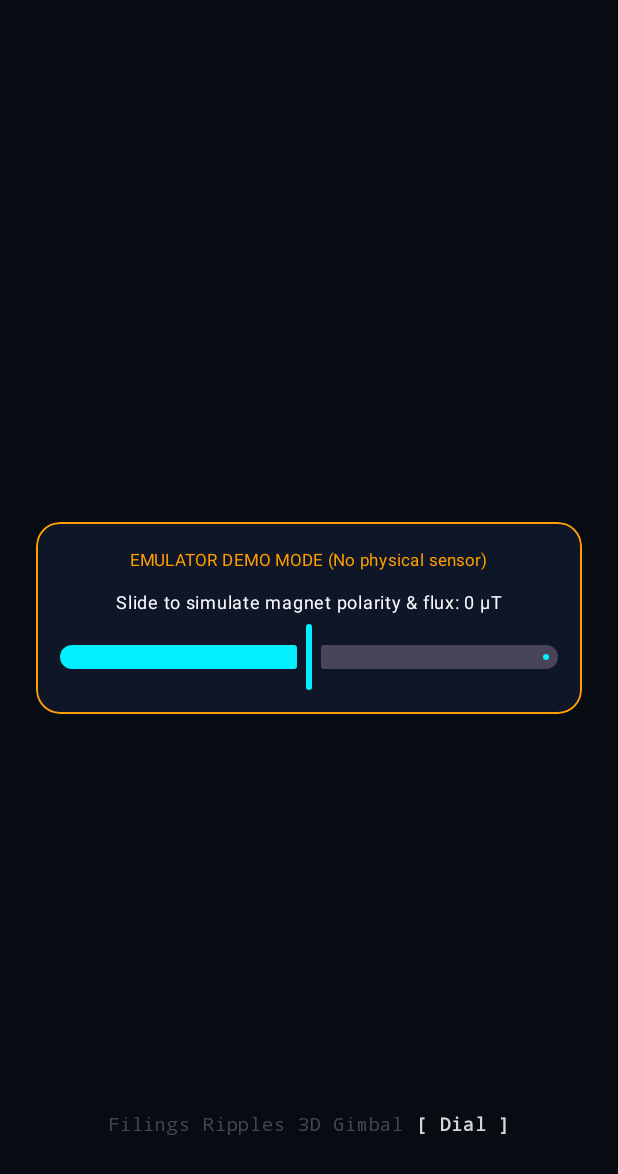
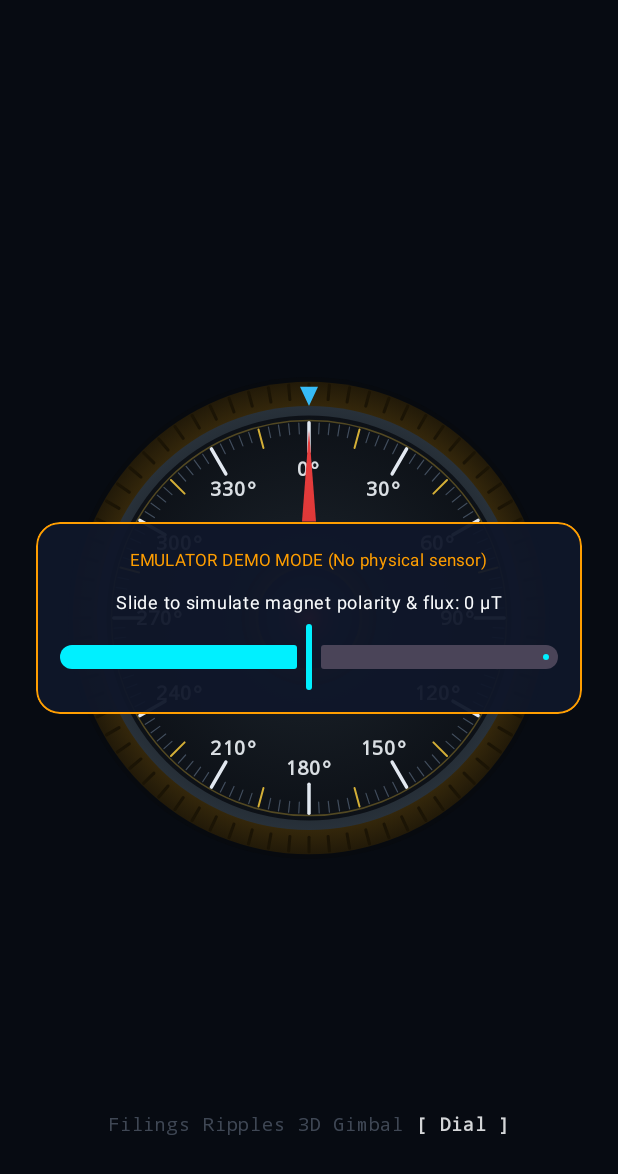
Before and after one commit to PrashantNaikHC/MagnIn, an Android app built with Jetpack Compose: the screen it shows after launch (MainActivity), after a tap on "Dial", on a phone screen of 412 x 824 dp. Shown: the top 1174 px of the screen. Run offline under Robolectric (Android 15) with nearby library versions, the phone set to English and light mode, and no system bars.

Commit message:
feat: add retro dial with audio/haptic tick feedback & minimalist split-color logo

```diff
--- a/app/src/main/java/com/magnet/id/ui/playground/MagneticPlaygroundScreen.kt
+++ b/app/src/main/java/com/magnet/id/ui/playground/MagneticPlaygroundScreen.kt
@@ -35,6 +35,7 @@ import com.magnet.id.ui.calibration.SensorCalibrationSheet
 import com.magnet.id.ui.playground.canvas.MagneticFieldCanvas
 import com.magnet.id.ui.playground.canvas.PlaygroundMode
 import com.magnet.id.ui.playground.components.MagneticHudOverlay
+import com.magnet.id.ui.playground.components.RetroDialView
 import com.magnet.id.ui.theme.DarkBackground
 import com.magnet.id.ui.theme.DarkSurface
 import com.magnet.id.ui.theme.NorthPoleCyan
@@ -102,6 +103,14 @@ fun MagneticPlaygroundScreen(
                 viewModel.snapToSensor(widthPx, heightPx)
             }
         )
+
+        // Retro Mechanical Dial for DIAL mode
+        if (selectedMode == PlaygroundMode.DIAL) {
+            RetroDialView(
+                reading = netReading,
+                constraint = kinematicConstraint
+            )
+        }
 
         // Superimposed telemetry HUD and controls
         MagneticHudOverlay(
--- /dev/null
+++ b/app/src/main/java/com/magnet/id/ui/playground/components/RetroDialView.kt
@@ -0,0 +1,419 @@
+package com.magnet.id.ui.playground.components
+
+import android.content.Context
+import android.media.AudioManager
+import android.os.Build
+import android.os.VibrationEffect
+import android.os.Vibrator
+import android.os.VibratorManager
+import android.view.SoundEffectConstants
+import androidx.compose.animation.core.Animatable
+import androidx.compose.animation.core.Spring
+import androidx.compose.animation.core.spring
+import androidx.compose.foundation.Canvas
+import androidx.compose.foundation.gestures.detectDragGestures
+import androidx.compose.foundation.layout.Box
+import androidx.compose.foundation.layout.BoxWithConstraints
+import androidx.compose.foundation.layout.fillMaxSize
+import androidx.compose.foundation.layout.size
+import androidx.compose.runtime.Composable
+import androidx.compose.runtime.DisposableEffect
+import androidx.compose.runtime.LaunchedEffect
+import androidx.compose.runtime.getValue
+import androidx.compose.runtime.mutableFloatStateOf
+import androidx.compose.runtime.mutableIntStateOf
+import androidx.compose.runtime.mutableLongStateOf
+import androidx.compose.runtime.remember
+import androidx.compose.runtime.rememberCoroutineScope
+import androidx.compose.runtime.setValue
+import androidx.compose.ui.Alignment
+import androidx.compose.ui.Modifier
+import androidx.compose.ui.geometry.Offset
+import androidx.compose.ui.graphics.Brush
+import androidx.compose.ui.graphics.Color
+import androidx.compose.ui.graphics.Path
+import androidx.compose.ui.graphics.PointMode
+import androidx.compose.ui.graphics.StrokeCap
+import androidx.compose.ui.graphics.drawscope.DrawScope
+import androidx.compose.ui.graphics.drawscope.Fill
+import androidx.compose.ui.graphics.drawscope.Stroke
+import androidx.compose.ui.graphics.drawscope.rotate
+import androidx.compose.ui.graphics.nativeCanvas
+import androidx.compose.ui.input.pointer.pointerInput
+import androidx.compose.ui.platform.LocalContext
+import androidx.compose.ui.platform.LocalView
+import androidx.compose.ui.unit.dp
+import com.magnet.id.data.model.KinematicConstraint
+import com.magnet.id.data.model.MagneticReading
+import kotlinx.coroutines.launch
+import kotlin.math.PI
+import kotlin.math.abs
+import kotlin.math.atan2
+import kotlin.math.cos
+import kotlin.math.min
+import kotlin.math.roundToInt
+import kotlin.math.sin
+
+/**
+ * High-precision Retro-Themed Rotational Dial Component.
+ * Responds to magnetic precession angle and provides mechanical audio & haptic tick feedback on degree transitions.
+ */
+@Composable
+fun RetroDialView(
+    reading: MagneticReading,
+    constraint: KinematicConstraint = KinematicConstraint.DIAL,
+    modifier: Modifier = Modifier
+) {
+    val context = LocalContext.current
+    val view = LocalView.current
+    val scope = rememberCoroutineScope()
+
+    // Haptics & Audio Controllers
+    val audioManager = remember { context.getSystemService(Context.AUDIO_SERVICE) as? AudioManager }
+    val vibrator: Vibrator? = remember {
+        if (Build.VERSION.SDK_INT >= Build.VERSION_CODES.S) {
+            val vm = context.getSystemService(Context.VIBRATOR_MANAGER_SERVICE) as? VibratorManager
+            vm?.defaultVibrator
+        } else {
+            @Suppress("DEPRECATION")
+            context.getSystemService(Context.VIBRATOR_SERVICE) as? Vibrator
+        }
+    }
+
+    var currentAngleDeg by remember { mutableFloatStateOf(0f) }
+    var lastTickAngle by remember { mutableIntStateOf(0) }
+    var lastTickTimestamp by remember { mutableLongStateOf(0L) }
+
+    // Sound & Haptic Tick Player (throttled to avoid buffer overrun while preserving tactile fidelity)
+    val triggerTick = remember {
+        {
+            val now = System.currentTimeMillis()
+            if (now - lastTickTimestamp >= 12L) {
+                lastTickTimestamp = now
+
+                // Audio Tick: System Click
+                try {
+                    audioManager?.playSoundEffect(AudioManager.FX_KEY_CLICK, 0.85f)
+                    view.playSoundEffect(SoundEffectConstants.CLICK)
+                } catch (_: Exception) {}
+
+                // Haptic Tick
+                try {
+                    if (Build.VERSION.SDK_INT >= Build.VERSION_CODES.Q) {
+                        vibrator?.vibrate(VibrationEffect.createPredefined(VibrationEffect.EFFECT_TICK))
+                    } else if (Build.VERSION.SDK_INT >= Build.VERSION_CODES.O) {
+                        vibrator?.vibrate(VibrationEffect.createOneShot(8L, 120))
+                    } else {
+                        @Suppress("DEPRECATION")
+                        vibrator?.vibrate(8L)
+                    }
+                } catch (_: Exception) {}
+            }
+        }
+    }
+
+    // React to live magnetic rotation
+    LaunchedEffect(reading.clockHeadingDeg, reading.magnitude) {
+        // Only track when magnetic signal is distinct from ambient noise (> 2.0 uT in-plane)
+        val inPlaneMag = kotlin.math.sqrt(reading.x * reading.x + reading.y * reading.y)
+        if (inPlaneMag >= 2.0f) {
+            val targetAngle = reading.clockHeadingDeg
+            val diff = ((targetAngle - currentAngleDeg + 540f) % 360f) - 180f
+            val newAngle = (currentAngleDeg + diff + 360f) % 360f
+
+            val prevRounded = currentAngleDeg.roundToInt()
+            val newRounded = newAngle.roundToInt()
+
+            if (prevRounded != newRounded) {
+                val stepCount = abs(newRounded - prevRounded)
+                if (stepCount in 1..20) {
+                    triggerTick()
+                }
+                lastTickAngle = newRounded
+            }
+            currentAngleDeg = newAngle
+        }
+    }
+
+    BoxWithConstraints(
+        modifier = modifier.fillMaxSize(),
+        contentAlignment = Alignment.Center
+    ) {
+        val dialSizePx = min(constraints.maxWidth, constraints.maxHeight) * 0.78f
+        val dialSizeDp = (dialSizePx / context.resources.displayMetrics.density).dp
+
+        Box(
+            modifier = Modifier
+                .size(dialSizeDp)
+                .pointerInput(Unit) {
+                    // Also supports direct tactile touch rotation
+                    var lastTouchAngle = 0f
+                    detectDragGestures(
+                        onDragStart = { offset ->
+                            val center = Offset(size.width / 2f, size.height / 2f)
+                            lastTouchAngle = Math.toDegrees(
+                                atan2(offset.y - center.y, offset.x - center.x).toDouble()
+                            ).toFloat()
+                        },
+                        onDrag = { change, _ ->
+                            val center = Offset(size.width / 2f, size.height / 2f)
+                            val touchAngle = Math.toDegrees(
+                                atan2(change.position.y - center.y, change.position.x - center.x).toDouble()
+                            ).toFloat()
+                            val delta = touchAngle - lastTouchAngle
+                            lastTouchAngle = touchAngle
+
+                            val newAngle = (currentAngleDeg + delta + 360f) % 360f
+                            val prevDeg = currentAngleDeg.roundToInt()
+                            val nextDeg = newAngle.roundToInt()
+                            if (prevDeg != nextDeg) {
+                                triggerTick()
+                            }
+                            currentAngleDeg = newAngle
+                        }
+                    )
+                }
+        ) {
+            Canvas(modifier = Modifier.fillMaxSize()) {
+                val center = Offset(size.width / 2f, size.height / 2f)
+                val radius = size.width / 2f
+
+                // 1. Outer Heavy Bakelite & Knurled Bezel Shadow
+                drawCircle(
+                    color = Color(0xFF070A0F),
+                    radius = radius,
+                    center = center
+                )
+
+                // 2. Brass Bezel Ring
+                drawCircle(
+                    brush = Brush.radialGradient(
+                        colors = listOf(
+                            Color(0xFFD4AF37), // Polished Brass
+                            Color(0xFFA67C1E), // Deep Gold
+                            Color(0xFF5B4310), // Antiqued Bronze
+                            Color(0xFF1E1708)
+                        ),
+                        center = center,
+                        radius = radius
+                    ),
+                    radius = radius * 0.98f,
+                    center = center
+                )
+
+                // 3. Knurling teeth around perimeter (36 tactile notches)
+                val notchCount = 72
+                for (i in 0 until notchCount) {
+                    val angleRad = (i * (360f / notchCount)) * (PI.toFloat() / 180f)
+                    val p1 = Offset(
+                        center.x + (radius * 0.91f) * cos(angleRad),
+                        center.y + (radius * 0.91f) * sin(angleRad)
+                    )
+                    val p2 = Offset(
+                        center.x + (radius * 0.97f) * cos(angleRad),
+                        center.y + (radius * 0.97f) * sin(angleRad)
+                    )
+                    drawLine(
+                        color = Color(0xFF1B1405),
+                        start = p1,
+                        end = p2,
+                        strokeWidth = 3f,
+                        cap = StrokeCap.Round
+                    )
+                }
+
+                // 4. Inner Gunmetal Bezel Trench
+                drawCircle(
+                    brush = Brush.radialGradient(
+                        colors = listOf(
+                            Color(0xFF1E242B),
+                            Color(0xFF0F1317),
+                            Color(0xFF28313A)
+                        ),
+                        center = center,
+                        radius = radius * 0.88f
+                    ),
+                    radius = radius * 0.88f,
+                    center = center
+                )
+
+                // 5. Vintage Parchment / Cream Dial Face
+                drawCircle(
+                    brush = Brush.radialGradient(
+                        colors = listOf(
+                            Color(0xFF222933),
+                            Color(0xFF151B22),
+                            Color(0xFF0D1117)
+                        ),
+                        center = center,
+                        radius = radius * 0.84f
+                    ),
+                    radius = radius * 0.84f,
+                    center = center
+                )
+
+                // Inner hairline golden track
+                drawCircle(
+                    color = Color(0xFFD4AF37).copy(alpha = 0.35f),
+                    radius = radius * 0.82f,
+                    center = center,
+                    style = Stroke(width = 1.5f)
+                )
+
+                // 6. Rotating Face: Dial Graduations (Ticks & Numbers)
+                rotate(degrees = currentAngleDeg, pivot = center) {
+                    // Draw 120 radial tick marks
+                    for (deg in 0 until 360 step 3) {
+                        val isMajor = deg % 30 == 0
+                        val isSemi = deg % 15 == 0 && !isMajor
+                        val tickLen = when {
+                            isMajor -> radius * 0.12f
+                            isSemi -> radius * 0.08f
+                            else -> radius * 0.045f
+                        }
+                        val strokeW = when {
+                            isMajor -> 3.5f
+                            isSemi -> 2f
+                            else -> 1.2f
+                        }
+                        val tickColor = when {
+                            isMajor -> Color(0xFFE2E8F0)
+                            isSemi -> Color(0xFFD4AF37)
+                            else -> Color(0xFF64748B).copy(alpha = 0.6f)
+                        }
+
+                        val angleRad = (deg - 90f) * (PI.toFloat() / 180f)
+                        val outerR = radius * 0.81f
+                        val innerR = outerR - tickLen
+
+                        val pStart = Offset(
+                            center.x + innerR * cos(angleRad),
+                            center.y + innerR * sin(angleRad)
+                        )
+                        val pEnd = Offset(
+                            center.x + outerR * cos(angleRad),
+                            center.y + outerR * sin(angleRad)
+                        )
+
+                        drawLine(
+                            color = tickColor,
+                            start = pStart,
+                            end = pEnd,
+                            strokeWidth = strokeW,
+                            cap = StrokeCap.Round
+                        )
+                    }
+
+                    // Vintage Numerals at major 30-degree intervals
+                    val paint = android.graphics.Paint().apply {
+                        color = android.graphics.Color.argb(230, 241, 245, 249)
+                        textSize = radius * 0.085f
+                        typeface = android.graphics.Typeface.create(
+                            android.graphics.Typeface.MONOSPACE,
+                            android.graphics.Typeface.BOLD
+                        )
+                        textAlign = android.graphics.Paint.Align.CENTER
+                        isAntiAlias = true
+                    }
+
+                    for (deg in 0 until 360 step 30) {
+                        val angleRad = (deg - 90f) * (PI.toFloat() / 180f)
+                        val numR = radius * 0.62f
+                        val nx = center.x + numR * cos(angleRad)
+                        val ny = center.y + numR * sin(angleRad) + (paint.textSize * 0.35f)
+
+                        drawContext.canvas.nativeCanvas.drawText(
+                            "$deg°",
+                            nx,
+                            ny,
+                            paint
+                        )
+                    }
+
+                    // Retro Indicator Needle / Marker on Dial Top
+                    val needlePath = Path().apply {
+                        val tip = Offset(center.x, center.y - radius * 0.78f)
+                        val leftBase = Offset(center.x - 7f, center.y - radius * 0.40f)
+                        val rightBase = Offset(center.x + 7f, center.y - radius * 0.40f)
+                        moveTo(tip.x, tip.y)
+                        lineTo(rightBase.x, rightBase.y)
+                        lineTo(leftBase.x, leftBase.y)
+                        close()
+                    }
+                    drawPath(
+                        path = needlePath,
+                        brush = Brush.verticalGradient(
+                            colors = listOf(
+                                Color(0xFFEF4444), // North Pole Ruby Red
+                                Color(0xFFB91C1C)
+                            )
+                        )
+                    )
+                }
+
+                // 7. Center Spindle Hub & Machined Cap
+                drawCircle(
+                    brush = Brush.radialGradient(
+                        colors = listOf(
+                            Color(0xFFD4AF37),
+                            Color(0xFF785718),
+                            Color(0xFF1E1708)
+                        ),
+                        center = center,
+                        radius = radius * 0.28f
+                    ),
+                    radius = radius * 0.28f,
+                    center = center
+                )
+
+                drawCircle(
+                    brush = Brush.radialGradient(
+                        colors = listOf(
+                            Color(0xFF334155),
+                            Color(0xFF0F172A)
+                        ),
+                        center = center,
+                        radius = radius * 0.21f
+                    ),
+                    radius = radius * 0.21f,
+                    center = center
+                )
+
+                // Center Specular Glow Jewel
+                drawCircle(
+                    brush = Brush.radialGradient(
+                        colors = listOf(
+                            Color(0xFFEF4444).copy(alpha = 0.9f),
+                            Color(0xFF991B1B).copy(alpha = 0.4f),
+                            Color.Transparent
+                        ),
+                        center = center,
+                        radius = radius * 0.12f
+                    ),
+                    radius = radius * 0.12f,
+                    center = center
+                )
+
+                // Top Fixed Reference Index Marker (Precision Notch at 12 o'clock)
+                val fixedMarkerPath = Path().apply {
+                    val pTop = Offset(center.x, center.y - radius * 0.88f)
+                    val pLeft = Offset(center.x - 9f, center.y - radius * 0.96f)
+                    val pRight = Offset(center.x + 9f, center.y - radius * 0.96f)
+                    moveTo(pTop.x, pTop.y)
+                    lineTo(pRight.x, pRight.y)
+                    lineTo(pLeft.x, pLeft.y)
+                    close()
+                }
+                drawPath(
+                    path = fixedMarkerPath,
+                    brush = Brush.verticalGradient(
+                        colors = listOf(
+                            Color(0xFF38BDF8), // Electric Cyan
+                            Color(0xFF0284C7)
+                        )
+                    )
+                )
+            }
+        }
+    }
+}
```
Also changed, not shown: app/src/main/res/mipmap-hdpi/ic_launcher.webp, app/src/main/res/mipmap-hdpi/ic_launcher_foreground.webp, app/src/main/res/mipmap-hdpi/ic_launcher_round.webp, app/src/main/res/mipmap-mdpi/ic_launcher.webp, app/src/main/res/mipmap-mdpi/ic_launcher_foreground.webp, app/src/main/res/mipmap-mdpi/ic_launcher_round.webp, app/src/main/res/mipmap-xhdpi/ic_launcher.webp, app/src/main/res/mipmap-xhdpi/ic_launcher_foreground.webp, app/src/main/res/mipmap-xhdpi/ic_launcher_round.webp, app/src/main/res/mipmap-xxhdpi/ic_launcher.webp, app/src/main/res/mipmap-xxhdpi/ic_launcher_foreground.webp, app/src/main/res/mipmap-xxhdpi/ic_launcher_round.webp, app/src/main/res/mipmap-xxxhdpi/ic_launcher.webp, app/src/main/res/mipmap-xxxhdpi/ic_launcher_foreground.webp, 1 more files, 1 other file.
